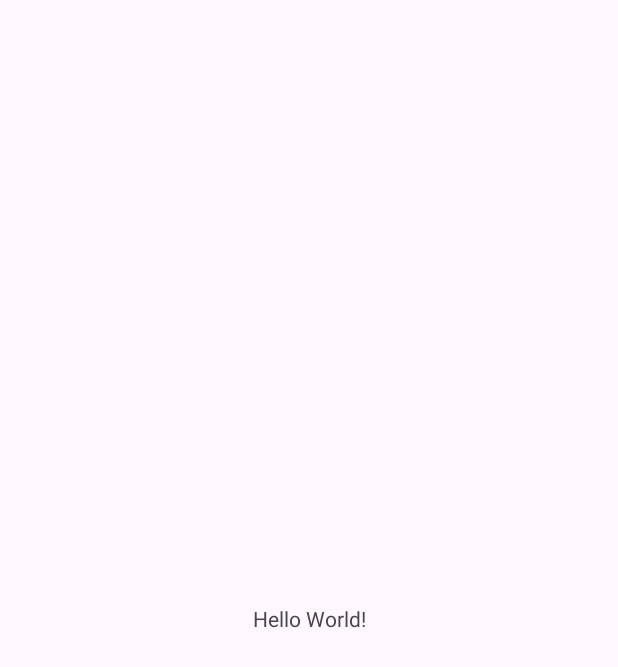
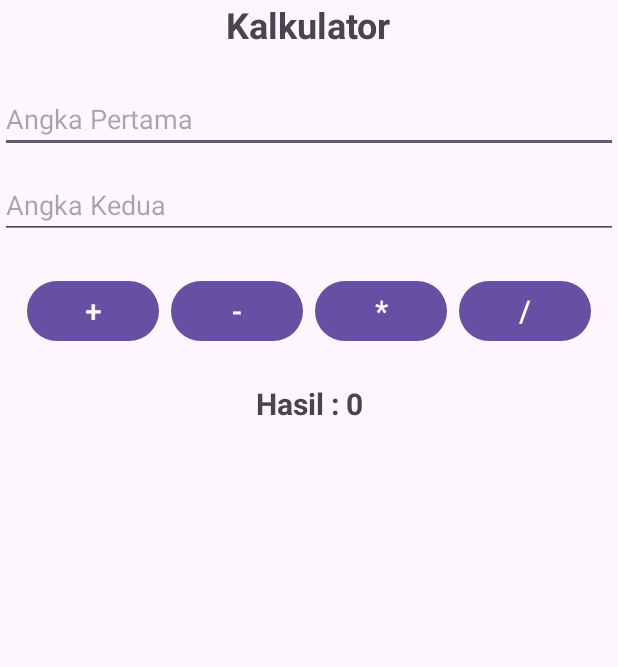
Before and after one commit to BangBilit/latihanFragment, an Android app: the screen it shows after launch (MainActivity), on a phone screen of 412 x 824 dp. Before the commit the part shown is almost empty. Shown: the top 667 px of the screen. Run offline under Robolectric (Android 15) with nearby library versions, the phone set to English and light mode, and no system bars.

Commit message:
Membuat Edit text dan Button di main activity

```diff
--- a/app/src/main/res/layout/activity_main.xml
+++ b/app/src/main/res/layout/activity_main.xml
@@ -1,19 +1,91 @@
 <?xml version="1.0" encoding="utf-8"?>
-<androidx.constraintlayout.widget.ConstraintLayout xmlns:android="http://schemas.android.com/apk/res/android"
+<LinearLayout xmlns:android="http://schemas.android.com/apk/res/android"
     xmlns:app="http://schemas.android.com/apk/res-auto"
     xmlns:tools="http://schemas.android.com/tools"
     android:id="@+id/main"
     android:layout_width="match_parent"
     android:layout_height="match_parent"
+    android:orientation="vertical"
+    android:padding="18dp"
     tools:context=".MainActivity">
 
     <TextView
         android:layout_width="wrap_content"
         android:layout_height="wrap_content"
-        android:text="Hello World!"
-        app:layout_constraintBottom_toBottomOf="parent"
-        app:layout_constraintEnd_toEndOf="parent"
-        app:layout_constraintStart_toStartOf="parent"
-        app:layout_constraintTop_toTopOf="parent" />
+        android:text="Kalkulator"
+        android:textSize="24sp"
+        android:textStyle="bold"
+        android:layout_marginBottom="24dp"
+        android:layout_gravity="center"/>
 
-</androidx.constraintlayout.widget.ConstraintLayout>
+    <EditText
+        android:id="@+id/angkaPertama"
+        android:layout_width="match_parent"
+        android:layout_height="wrap_content"
+        android:hint="Angka Pertama"
+        android:inputType="numberDecimal|numberSigned"
+        android:importantForAutofill="no"
+        android:layout_marginBottom="12dp"/>
+
+    <EditText
+        android:id="@+id/angkaKedua"
+        android:layout_width="match_parent"
+        android:layout_height="wrap_content"
+        android:hint="Angka Kedua"
+        android:inputType="numberDecimal|numberSigned"
+        android:importantForAutofill="no"
+        android:layout_marginBottom="24dp"/>
+
+    <LinearLayout
+        android:layout_width="match_parent"
+        android:layout_height="wrap_content"
+        android:orientation="horizontal"
+        android:gravity="center"
+        android:layout_marginBottom="24dp">
+
+        <Button
+            android:id="@+id/btnTambah"
+            android:layout_width="wrap_content"
+            android:layout_height="wrap_content"
+            android:text="+"
+            android:textSize="20sp"
+            android:layout_marginEnd="4dp"/>
+
+        <Button
+            android:id="@+id/btnKurang"
+            android:layout_width="wrap_content"
+            android:layout_height="wrap_content"
+            android:text="-"
+            android:textSize="20sp"
+            android:layout_marginStart="4dp"
+            android:layout_marginEnd="4dp"/>
+
+        <Button
+            android:id="@+id/btnKali"
+            android:layout_width="wrap_content"
+            android:layout_height="wrap_content"
+            android:text="*"
+            android:textSize="20sp"
+            android:layout_marginStart="4dp"
+            android:layout_marginEnd="4dp"/>
+
+        <Button
+            android:id="@+id/btnBagi"
+            android:layout_width="wrap_content"
+            android:layout_height="wrap_content"
+            android:text="/"
+            android:textSize="20sp"
+            android:layout_marginStart="4dp"/>
+    </LinearLayout>
+
+    <TextView
+        android:id="@+id/tvResult"
+        android:layout_width="match_parent"
+        android:layout_height="wrap_content"
+        android:text="Hasil : 0"
+        android:textSize="20sp"
+        android:textStyle="bold"
+        android:gravity="center"
+        android:layout_marginBottom="16dp"/>
+
+</LinearLayout>
```
